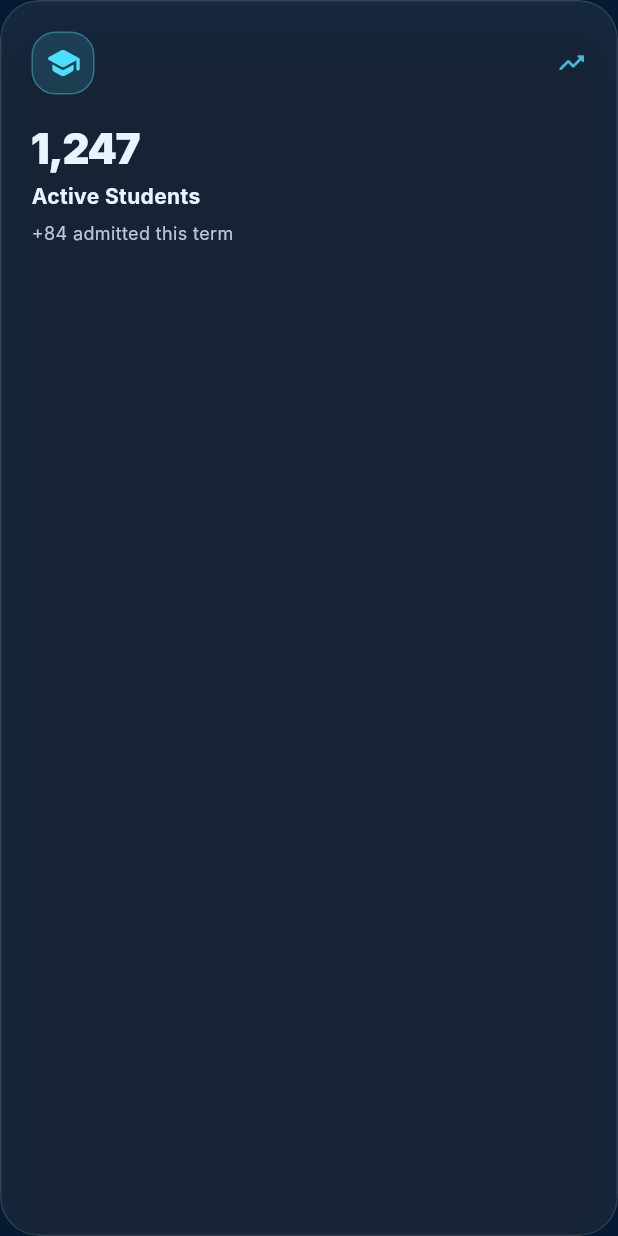
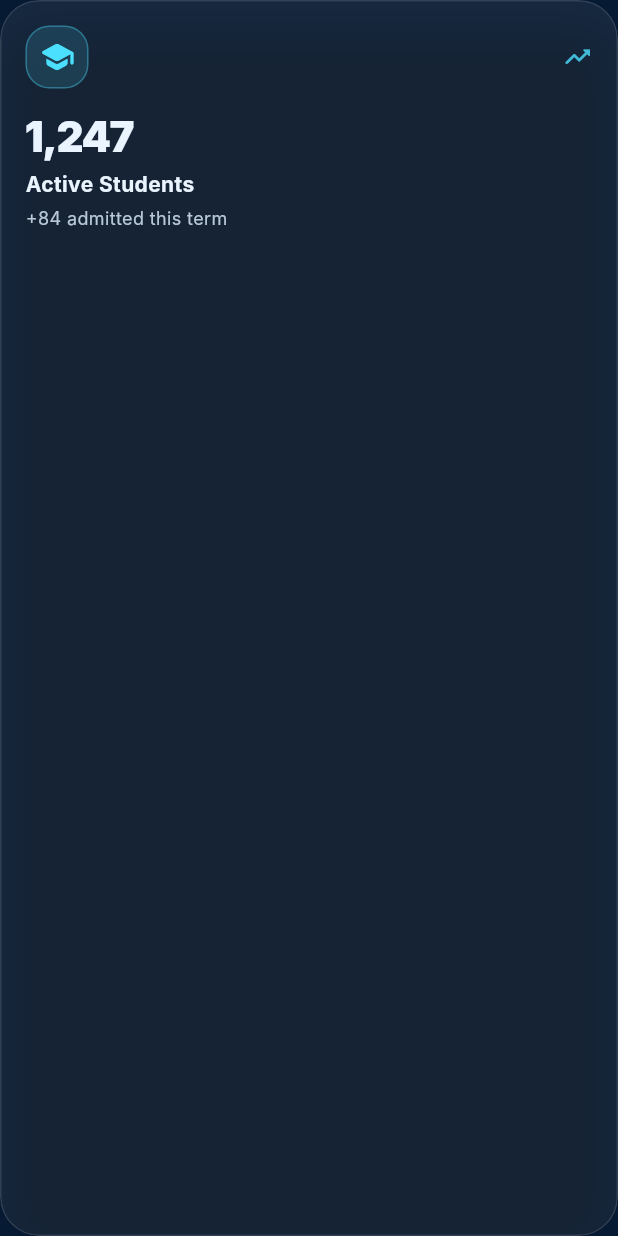
Before and after one commit to Bkzazzau1/NCAT_UI, a Flutter app: the StatCard widget shown alone on an empty page, opened directly with sample values from the repository, on a phone screen of 412 x 824 dp. Run offline on Flutter 3.47's test engine with Material 3 defaults, Android fonts, the phone set to English and light mode, and no system bars; Roboto replaces fonts that are missing (Inter).

Commit message:
first commi2et

```diff
--- a/lib/widgets/stat_card.dart
+++ b/lib/widgets/stat_card.dart
@@ -12,42 +12,65 @@ class StatCard extends StatelessWidget {
   @override
   Widget build(BuildContext context) {
     return GlassCard(
-      child: Column(
+      padding: const EdgeInsets.all(16),
+      child: LayoutBuilder(
+        builder: (context, constraints) {
+          final compact = constraints.maxHeight < 145;
+          final iconSize = compact ? 38.0 : 42.0;
+          final valueStyle = (compact
+                  ? Theme.of(context).textTheme.headlineSmall
+                  : Theme.of(context).textTheme.headlineMedium)
+              ?.copyWith(
+            fontWeight: FontWeight.w900,
+            letterSpacing: -1,
+          );
+
+          return Column(
             crossAxisAlignment: CrossAxisAlignment.start,
             children: [
               Row(
                 children: [
                   Container(
-                height: 42,
-                width: 42,
+                    height: iconSize,
+                    width: iconSize,
                     decoration: BoxDecoration(
                       color: metric.accent.withValues(alpha: .14),
                       borderRadius: BorderRadius.circular(16),
-                  border:
-                      Border.all(color: metric.accent.withValues(alpha: .35)),
+                      border: Border.all(
+                          color: metric.accent.withValues(alpha: .35)),
                     ),
-                child: Icon(metric.icon, color: metric.accent),
+                    child: Icon(metric.icon,
+                        color: metric.accent, size: compact ? 22 : 24),
                   ),
                   const Spacer(),
                   Icon(Icons.trending_up_rounded,
                       color: metric.accent.withValues(alpha: .8), size: 20),
                 ],
               ),
-          const SizedBox(height: 18),
+              SizedBox(height: compact ? 10 : 14),
               Text(
                 metric.value,
-            style: Theme.of(context).textTheme.headlineMedium?.copyWith(
-                  fontWeight: FontWeight.w900,
-                  letterSpacing: -1,
+                maxLines: 1,
+                overflow: TextOverflow.ellipsis,
+                style: valueStyle,
               ),
+              SizedBox(height: compact ? 2 : 4),
+              Text(
+                metric.title,
+                maxLines: 1,
+                overflow: TextOverflow.ellipsis,
+                style: const TextStyle(fontWeight: FontWeight.w700),
               ),
-          const SizedBox(height: 4),
-          Text(metric.title,
-              style: const TextStyle(fontWeight: FontWeight.w700)),
-          const SizedBox(height: 6),
-          Text(metric.subtitle,
-              style: const TextStyle(color: NCATTheme.softText, fontSize: 12)),
+              SizedBox(height: compact ? 2 : 4),
+              Text(
+                metric.subtitle,
+                maxLines: 1,
+                overflow: TextOverflow.ellipsis,
+                style: const TextStyle(color: NCATTheme.softText, fontSize: 12),
+              ),
             ],
+          );
+        },
       ),
     );
   }
```
Lines whose indentation alone changed are shown as unchanged.
